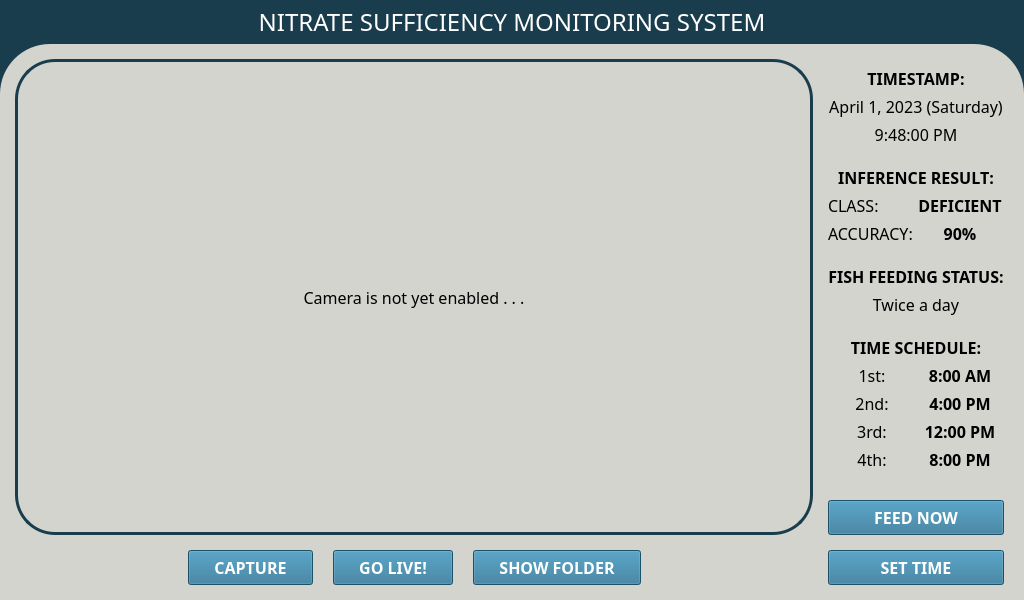
jeraldconstantino/nitrate-sufficiency-monitoring-system, file main.ui: the form before one commit.
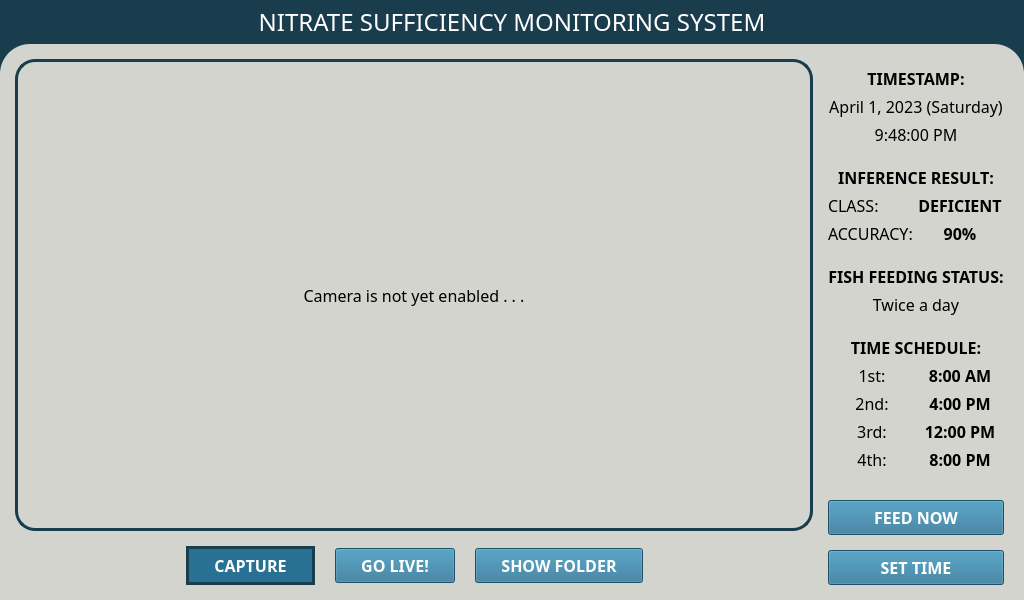
The form after the commit.

Commit message: button experiment

```diff
--- a/main.ui
+++ b/main.ui
@@ -292,8 +292,8 @@
       <property name="styleSheet">
        <string notr="true">QFrame {
 	background-color: rgb(211, 212, 206);
-	border-top-left-radius: 50px;
-    border-top-right-radius: 50px;
+	border-top-left-radius: 30px;
+    border-top-right-radius: 30px;
 }</string>
       </property>
       <property name="frameShape">
@@ -544,7 +544,7 @@
 	background-color: rgba(255, 255, 255, 0);
 	color: rgba(0, 0, 0, 255);
 	border: 3px solid rgb(25, 61, 77);
-	border-radius: 40px;
+	border-radius: 20px;
 }</string>
            </property>
            <property name="frameShape">
@@ -600,6 +600,8 @@
     background-color: #287194;
     color: white;
     padding: 5px 25px;
+	border: 3px solid rgb(25, 61, 77);
+	border-radius: 20px;
 }
 
 QPushButton:hover {
```
Left out of the diff: 3 changed lines with no effect on the pictures.
